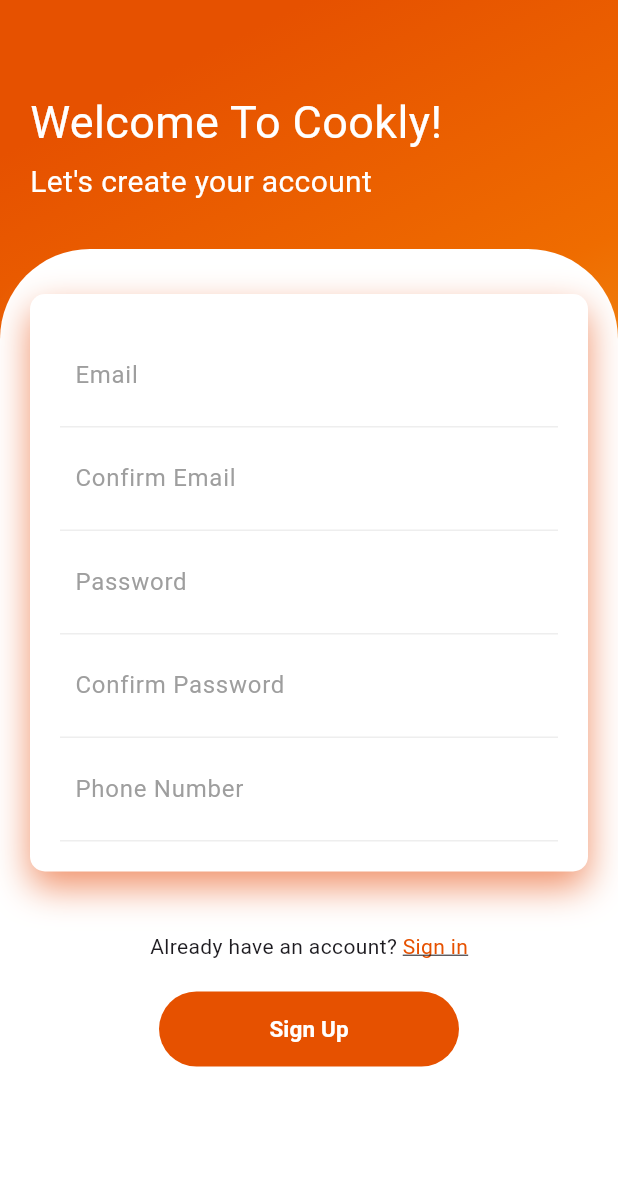
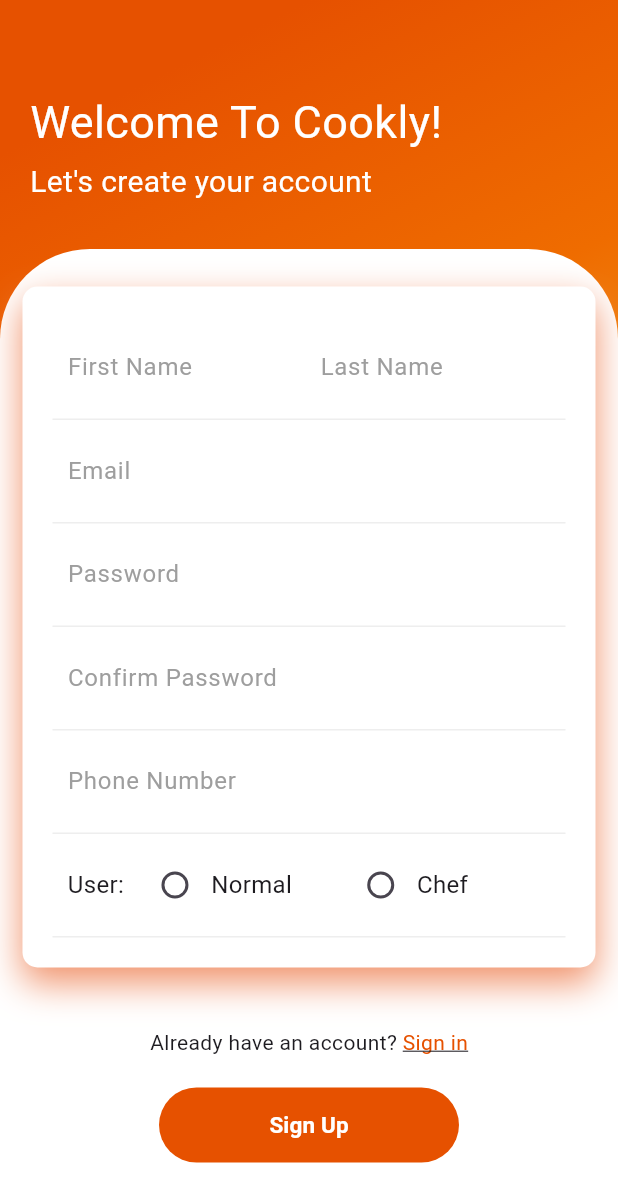
Before and after one commit to GhenaMasri/Cookly, a Flutter app: the screen it shows after launch, on a phone screen of 412 x 824 dp. Shown: the top 1202 px of the screen. Run offline on Flutter 3.47's test engine with Material 3 defaults, Android fonts, the phone set to English and light mode, and no system bars.

Commit message:
Signup design done

```diff
--- a/lib/signup.dart
+++ b/lib/signup.dart
@@ -1,5 +1,4 @@
 import 'package:flutter/material.dart';
-
 
 class Signup extends StatefulWidget {
   const Signup({Key? key});
@@ -9,6 +8,7 @@ class Signup extends StatefulWidget {
 }
 
 class _Signup extends State<Signup> {
+  String? user;
   @override
   Widget build(BuildContext context) {
     return MaterialApp(
@@ -59,7 +59,7 @@ class _Signup extends State<Signup> {
                             topRight: Radius.circular(60))),
                     child: Form(
                         child: Padding(
-                      padding: const EdgeInsets.all(20),
+                      padding: const EdgeInsets.all(15),
                       child: Column(
                         children: [
                           const SizedBox(
@@ -73,7 +73,8 @@ class _Signup extends State<Signup> {
                                     BorderRadius.all(Radius.circular(10)),
                                 boxShadow: [
                                   BoxShadow(
-                                      color: Color.fromRGBO(240, 144, 104, 0.988),
+                                      color:
+                                          Color.fromRGBO(240, 144, 104, 0.988),
                                       blurRadius: 20,
                                       offset: Offset(0, 10)),
                                 ]),
@@ -84,14 +85,35 @@ class _Signup extends State<Signup> {
                                   decoration: const BoxDecoration(
                                     border: Border(
                                       bottom: BorderSide(
-                                              color: Color.fromARGB(
-                                                  255, 238, 238, 238)))),
+                                        color:
+                                            Color.fromARGB(255, 238, 238, 238),
+                                      ),
+                                    ),
+                                  ),
+                                  child: Row(
+                                    children: [
+                                      Expanded(
                                         child: TextFormField(
                                           decoration: const InputDecoration(
-                                        hintText: "Email",
+                                            hintText: "First Name",
                                             hintStyle:
                                                 TextStyle(color: Colors.grey),
-                                        border: InputBorder.none),
+                                            border: InputBorder.none,
+                                          ),
+                                        ),
+                                      ),
+                                      const SizedBox(width: 15),
+                                      Expanded(
+                                        child: TextFormField(
+                                          decoration: const InputDecoration(
+                                            hintText: "Last Name",
+                                            hintStyle:
+                                                TextStyle(color: Colors.grey),
+                                            border: InputBorder.none,
+                                          ),
+                                        ),
+                                      ),
+                                    ],
                                   ),
                                 ),
                                 Container(
@@ -103,7 +125,7 @@ class _Signup extends State<Signup> {
                                                   255, 238, 238, 238)))),
                                   child: TextFormField(
                                     decoration: const InputDecoration(
-                                        hintText: "Confirm Email",
+                                        hintText: "Email",
                                         hintStyle:
                                             TextStyle(color: Colors.grey),
                                         border: InputBorder.none),
@@ -154,6 +176,68 @@ class _Signup extends State<Signup> {
                                         border: InputBorder.none),
                                   ),
                                 ),
+                                Container(
+                                  padding: const EdgeInsets.all(10),
+                                  decoration: const BoxDecoration(
+                                    border: Border(
+                                      bottom: BorderSide(
+                                        color:
+                                            Color.fromARGB(255, 238, 238, 238),
+                                      ),
+                                    ),
+                                  ),
+                                  child: Row(
+                                    children: [
+                                      const Text(
+                                        "User:",
+                                        style: TextStyle(fontSize: 16)
+                                      ),
+                                      const SizedBox(
+                                          width:
+                                              10), // Add spacing between the label and radio button
+                                      Flexible(
+                                        child: Row(
+                                          children: [
+                                            Radio(
+                                              activeColor: Color.fromARGB(255, 239, 108, 0),
+                                              value: "Normal",
+                                              groupValue: user,
+                                              onChanged: (value) {
+                                                setState(() {
+                                                  user = value;
+                                                });
+                                              },
+                                            ),
+                                            const Text(
+                                              "Normal",
+                                              style: TextStyle(fontSize: 16),
+                                            ),
+                                          ],
+                                        ),
+                                      ),
+                                      Flexible(
+                                        child: Row(
+                                          children: [
+                                            Radio(
+                                              activeColor: Color.fromARGB(255, 239, 108, 0),
+                                              value: "Chef",
+                                              groupValue: user,
+                                              onChanged: (value) {
+                                                setState(() {
+                                                  user = value;
+                                                });
+                                              },
+                                            ),
+                                            const Text(
+                                              "Chef",
+                                              style: TextStyle(fontSize: 16)
+                                            ),
+                                          ],
+                                        ),
+                                      ),
+                                    ],
+                                  ),
+                                ),
                               ],
                             ),
                           ),
@@ -165,23 +249,38 @@ class _Signup extends State<Signup> {
                             children: [
                               const Text("Already have an account? "),
                               GestureDetector(
-                              onTap: (){},
+                                onTap: () {},
                                 child: const Padding(
                                   padding: EdgeInsets.symmetric(vertical: 10),
-                                child:
-                                  Text("Sign in", style: TextStyle(color: Color.fromARGB(255, 230, 81, 0), decoration: TextDecoration.underline),),
-
+                                  child: Text(
+                                    "Sign in",
+                                    style: TextStyle(
+                                        color: Color.fromARGB(255, 230, 81, 0),
+                                        decoration: TextDecoration.underline),
+                                  ),
                                 ),
                               )
-                          ],),
-                          const SizedBox(height: 10,),
-                          MaterialButton(onPressed: (){},
+                            ],
+                          ),
+                          const SizedBox(
+                            height: 10,
+                          ),
+                          MaterialButton(
+                            onPressed: () {},
                             color: const Color.fromARGB(255, 230, 81, 0),
                             elevation: 0,
-                          shape: RoundedRectangleBorder(borderRadius: BorderRadius.circular(50)),
+                            shape: RoundedRectangleBorder(
+                                borderRadius: BorderRadius.circular(50)),
                             minWidth: 200,
                             height: 50,
-                          child: const Text("Sign Up", style: TextStyle(color: Colors.white, fontWeight: FontWeight.w600, fontSize: 15),),)
+                            child: const Text(
+                              "Sign Up",
+                              style: TextStyle(
+                                  color: Colors.white,
+                                  fontWeight: FontWeight.w600,
+                                  fontSize: 15),
+                            ),
+                          )
                         ],
                       ),
                     ))))
```
Lines whose indentation alone changed are shown as unchanged.
